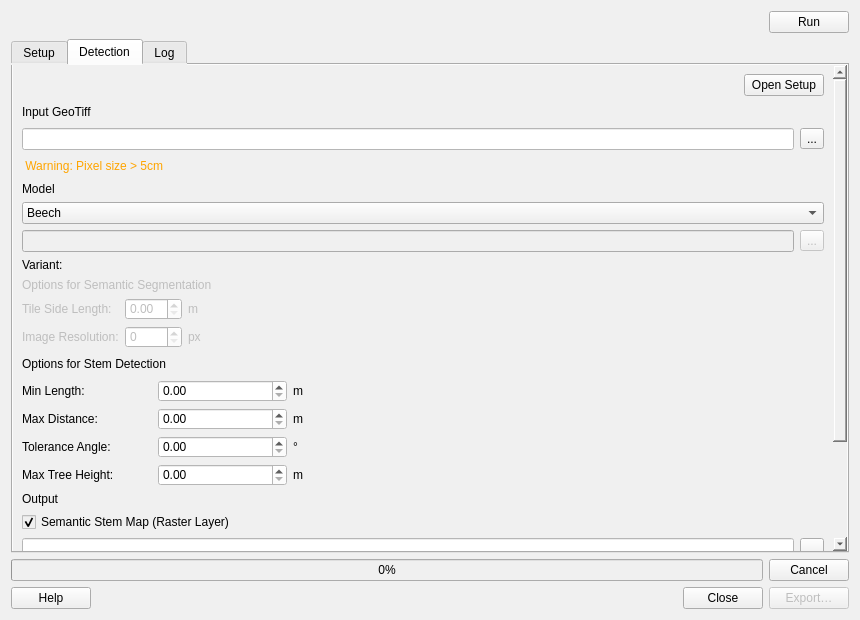
This is winmol_analyzer_dialog_base.ui in cwinkelmann/WINMOL_Analyzer as Qt 5 draws it before an edit. The edited form follows.
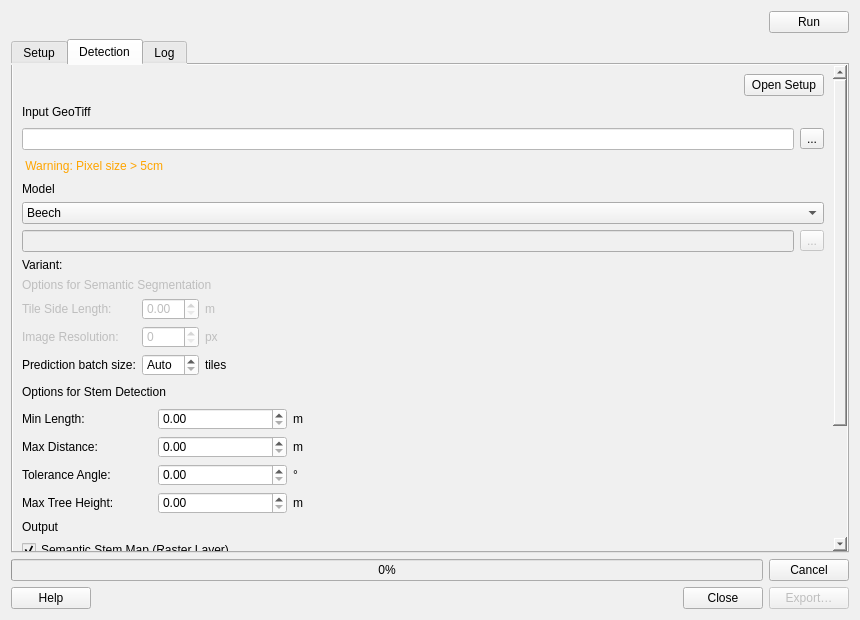
This is the edited form.

Commit message: feat(gui): set the prediction batch size by hand in the Detection tab

Diff of the .ui file:
```diff
--- a/winmol_analyzer_dialog_base.ui
+++ b/winmol_analyzer_dialog_base.ui
@@ -864,6 +864,39 @@
                    </property>
                   </widget>
                  </item>
+                 <item row="2" column="0">
+                  <widget class="QLabel" name="batchsize_label">
+                   <property name="text">
+                    <string>Prediction batch size:</string>
+                   </property>
+                  </widget>
+                 </item>
+                 <item row="2" column="1">
+                  <widget class="QSpinBox" name="batchsize_spinBox">
+                   <property name="toolTip">
+                    <string>Tiles per inference batch. Auto lets WINMOL size the batch for this machine and measure the best value once. Set a number to pin it and skip the measurement entirely.</string>
+                   </property>
+                   <property name="styleSheet">
+                    <string notr="true">background-color: rgb(255, 255, 255)</string>
+                   </property>
+                   <property name="specialValueText">
+                    <string>Auto</string>
+                   </property>
+                   <property name="minimum">
+                    <number>0</number>
+                   </property>
+                   <property name="maximum">
+                    <number>64</number>
+                   </property>
+                  </widget>
+                 </item>
+                 <item row="2" column="2">
+                  <widget class="QLabel" name="batchsize_unit_label">
+                   <property name="text">
+                    <string>tiles</string>
+                   </property>
+                  </widget>
+                 </item>
                 </layout>
                </item>
               </layout>
```
The commit also changes 3 other files.
